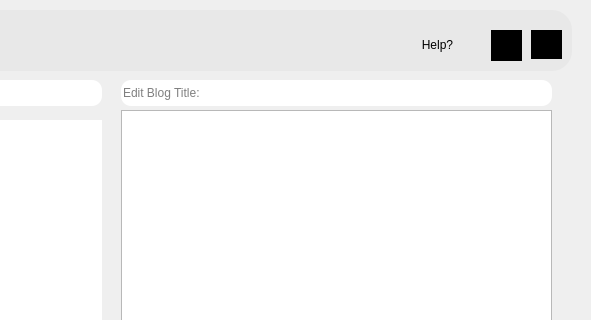
Old version of the form ui/ActivityPage.ui in the repository xbinh47/PTA_TungNam_DaiKhang; both pictures show x 409 to 1000 and y 0 to 320 of the 1000 by 600 pixel window.
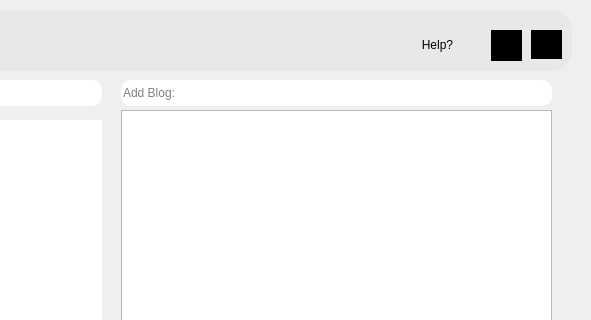
New version of the form. Icons and pictures are not drawn.

```diff
--- a/ui/ActivityPage.ui
+++ b/ui/ActivityPage.ui
@@ -184,7 +184,7 @@
       <string notr="true">border-radius:10px</string>
      </property>
      <property name="placeholderText">
-      <string>Edit Blog Title:</string>
+      <string>Add Blog:</string>
      </property>
     </widget>
     <widget class="QTextEdit" name="textEdit">
```
Left out of the diff: 4 changed lines with no effect on the pictures.
